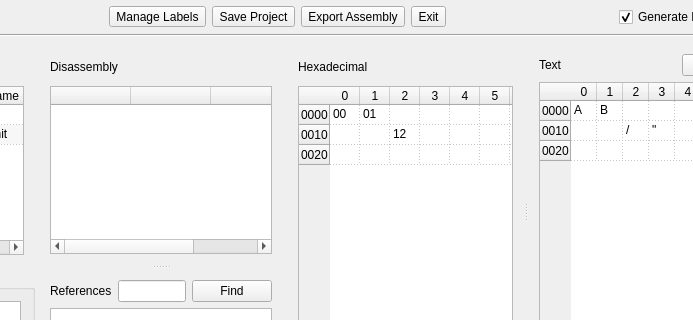
Old version of the form src/mainwindow.ui in the repository ivop/frida; both pictures show x 220 to 913 and y 0 to 320 of the 996 by 707 pixel window.
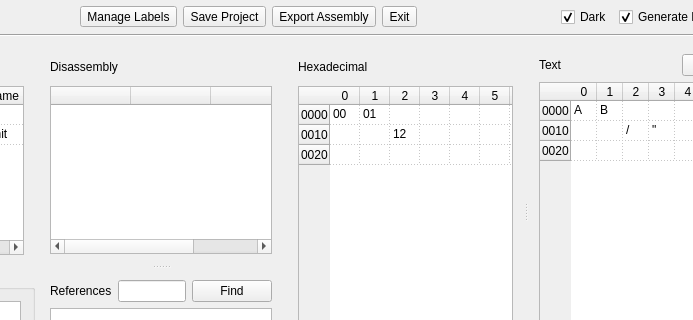
New version of the form. Icons and pictures are not drawn.

Commit message: move icons folder one up in the qrc file add dark mode and make it toggleable

```diff
--- a/src/mainwindow.ui
+++ b/src/mainwindow.ui
@@ -91,7 +91,7 @@
         </property>
         <property name="icon">
          <iconset resource="frida.qrc">
-          <normaloff>:/icons/icons/label.png</normaloff>:/icons/icons/label.png</iconset>
+          <normaloff>:/icons/label.png</normaloff>:/icons/label.png</iconset>
         </property>
         <property name="shortcut">
          <string>Alt+L</string>
@@ -114,7 +114,7 @@
         </property>
         <property name="icon">
          <iconset resource="frida.qrc">
-          <normaloff>:/icons/icons/document-save-as.png</normaloff>:/icons/icons/document-save-as.png</iconset>
+          <normaloff>:/icons/document-save-as.png</normaloff>:/icons/document-save-as.png</iconset>
         </property>
         <property name="shortcut">
          <string>Alt+S</string>
@@ -134,7 +134,7 @@
         </property>
         <property name="icon">
          <iconset resource="frida.qrc">
-          <normaloff>:/icons/icons/document-save.png</normaloff>:/icons/icons/document-save.png</iconset>
+          <normaloff>:/icons/document-save.png</normaloff>:/icons/document-save.png</iconset>
         </property>
         <property name="toolButtonStyle">
          <enum>Qt::ToolButtonTextBesideIcon</enum>
@@ -151,7 +151,7 @@
         </property>
         <property name="icon">
          <iconset resource="frida.qrc">
-          <normaloff>:/icons/icons/exit.png</normaloff>:/icons/icons/exit.png</iconset>
+          <normaloff>:/icons/exit.png</normaloff>:/icons/exit.png</iconset>
         </property>
         <property name="toolButtonStyle">
          <enum>Qt::ToolButtonTextBesideIcon</enum>
@@ -171,6 +171,16 @@
         </property>
        </spacer>
       </item>
+      <item>
+       <widget class="QCheckBox" name="checkDark">
+        <property name="text">
+         <string>Dark</string>
+        </property>
+        <property name="checked">
+         <bool>true</bool>
+        </property>
+       </widget>
+      </item>
       <item>
        <widget class="QCheckBox" name="checkLocalLabels">
         <property name="text">
@@ -240,7 +250,7 @@
             <set>QAbstractItemView::DoubleClicked</set>
            </property>
            <property name="alternatingRowColors">
-            <bool>true</bool>
+            <bool>false</bool>
            </property>
            <property name="selectionMode">
             <enum>QAbstractItemView::SingleSelection</enum>
```
The commit also changes 6 other files.
